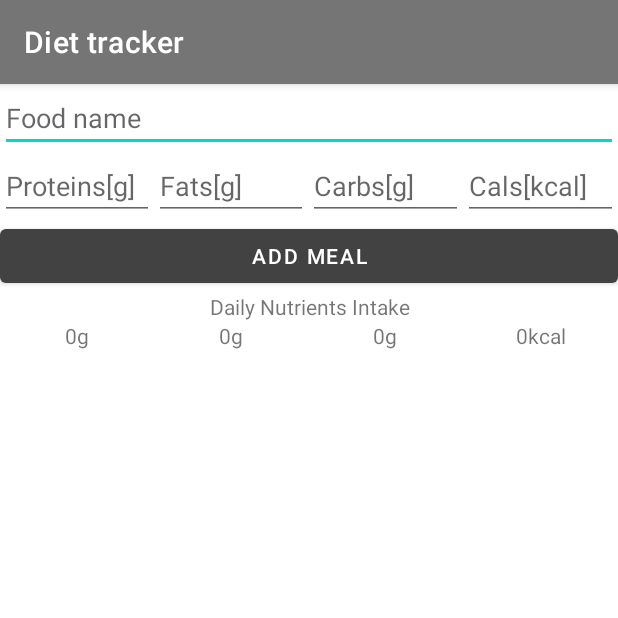
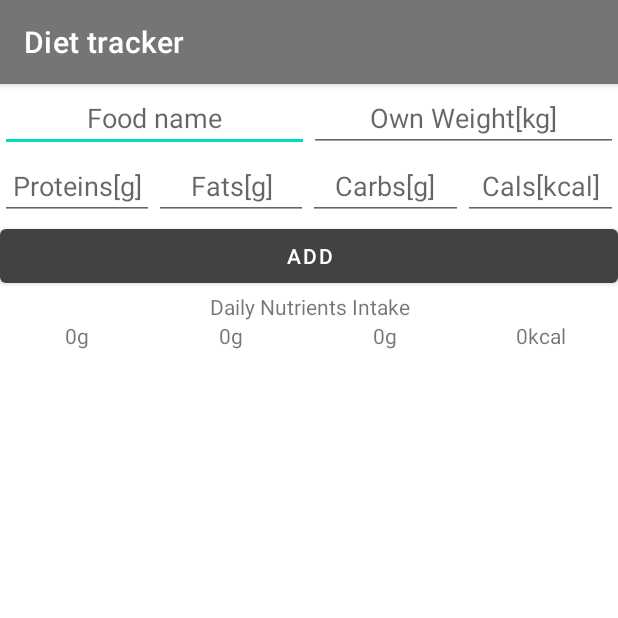
Before and after one commit to srdjankarlo/FitnessApp, an Android app: the DietActivity_0_1 screen opened directly, with no data from a screen before it, on a phone screen of 412 x 824 dp, the top half of it. Run offline under Robolectric (Android 15) with nearby library versions, the phone set to English and light mode, and no system bars; our stand-ins replace Room's generated code.

Commit message:
Add own weight in diet activity, changed menu item icon for activities

```diff
--- a/app/src/main/java/com/example/fitapp/DietActivity_0_1.java
+++ b/app/src/main/java/com/example/fitapp/DietActivity_0_1.java
@@ -2,7 +2,6 @@ package com.example.fitapp;
 
 import androidx.appcompat.app.ActionBar;
 import androidx.appcompat.app.AppCompatActivity;
-import androidx.lifecycle.LiveData;
 import androidx.lifecycle.Observer;
 import androidx.lifecycle.ViewModelProvider;
 import androidx.recyclerview.widget.LinearLayoutManager;
@@ -19,7 +18,6 @@ import android.widget.EditText;
 import android.widget.TextView;
 
 import java.text.SimpleDateFormat;
-import java.util.ArrayList;
 import java.util.Date;
 import java.util.List;
 import java.util.Locale;
@@ -80,28 +78,123 @@ public class DietActivity_0_1 extends AppCompatActivity implements DietInterface
         });
     }
 
+    /*
+    @Override
+    public boolean onCreateOptionsMenu(Menu menu) {
+        MenuInflater inflater = getMenuInflater();
+        inflater.inflate(R.menu.exercises_menu, menu);
+        return true;
+    }
+
+    @Override
+    public boolean onOptionsItemSelected(MenuItem item) {
+        // Handle item selection
+        switch (item.getItemId()) {
+            case R.id.ex_me_item1:
+                //ToDo: make database to store exercises and tidy this up a bit
+                if (Objects.equals(muscleGroupName, getString(R.string.chest_exercise))){
+                    muscleGroupItem = new ExercisesItem(R.drawable.chest, getString(R.string.chest_exercise), "Chest " + chest_exercise_counter);
+                    chest_exercises.add(muscleGroupItem);
+                    muscleGroupAdapter.setExercisesItems(chest_exercises);
+                    recyclerView.setAdapter(muscleGroupAdapter);
+                    recyclerView.setLayoutManager(new LinearLayoutManager(this));
+                    muscleGroupItems.add(muscleGroupItem);
+                    chest_exercise_counter += 1;
+                } else if (Objects.equals(muscleGroupName, getString(R.string.shoulders_exercise))) {
+                    muscleGroupItem = new ExercisesItem(R.drawable.shoulders, getString(R.string.shoulders_exercise), "Shoulders " + shoulder_exercise_counter);
+                    shoulder_exercises.add(muscleGroupItem);
+                    muscleGroupAdapter.setExercisesItems(shoulder_exercises);
+                    recyclerView.setAdapter(muscleGroupAdapter);
+                    recyclerView.setLayoutManager(new LinearLayoutManager(this));
+                    muscleGroupItems.add(muscleGroupItem);
+                    shoulder_exercise_counter += 1;
+                } else if (Objects.equals(muscleGroupName, getString(R.string.biceps_exercise))) {
+                    muscleGroupItem = new ExercisesItem(R.drawable.biceps, getString(R.string.biceps_exercise), "Biceps " + biceps_exercise_counter);
+                    biceps_exercises.add(muscleGroupItem);
+                    muscleGroupAdapter.setExercisesItems(biceps_exercises);
+                    recyclerView.setAdapter(muscleGroupAdapter);
+                    recyclerView.setLayoutManager(new LinearLayoutManager(this));
+                    muscleGroupItems.add(muscleGroupItem);
+                    biceps_exercise_counter += 1;
+                } else if (Objects.equals(muscleGroupName, getString(R.string.triceps_exercise))) {
+                    muscleGroupItem = new ExercisesItem(R.drawable.triceps, getString(R.string.triceps_exercise), "Triceps " + triceps_exercise_counter);
+                    triceps_exercises.add(muscleGroupItem);
+                    muscleGroupAdapter.setExercisesItems(triceps_exercises);
+                    recyclerView.setAdapter(muscleGroupAdapter);
+                    recyclerView.setLayoutManager(new LinearLayoutManager(this));
+                    muscleGroupItems.add(muscleGroupItem);
+                    triceps_exercise_counter += 1;
+                } else if (Objects.equals(muscleGroupName, getString(R.string.forearms_exercise))) {
+                    muscleGroupItem = new ExercisesItem(R.drawable.forearms, getString(R.string.forearms_exercise), "Forearms " + forearms_exercise_counter);
+                    forearms_exercises.add(muscleGroupItem);
+                    muscleGroupAdapter.setExercisesItems(forearms_exercises);
+                    recyclerView.setAdapter(muscleGroupAdapter);
+                    recyclerView.setLayoutManager(new LinearLayoutManager(this));
+                    muscleGroupItems.add(muscleGroupItem);
+                    forearms_exercise_counter += 1;
+                } else if (Objects.equals(muscleGroupName, getString(R.string.back_exercise))) {
+                    muscleGroupItem = new ExercisesItem(R.drawable.back, getString(R.string.back_exercise), "Back " + back_exercise_counter);
+                    back_exercises.add(muscleGroupItem);
+                    muscleGroupAdapter.setExercisesItems(back_exercises);
+                    recyclerView.setAdapter(muscleGroupAdapter);
+                    recyclerView.setLayoutManager(new LinearLayoutManager(this));
+                    muscleGroupItems.add(muscleGroupItem);
+                    back_exercise_counter += 1;
+                } else if (Objects.equals(muscleGroupName, getString(R.string.abs_exercise))) {
+                    muscleGroupItem = new ExercisesItem(R.drawable.abs, getString(R.string.abs_exercise), "Abs " + abs_exercise_counter);
+                    abs_exercises.add(muscleGroupItem);
+                    muscleGroupAdapter.setExercisesItems(abs_exercises);
+                    recyclerView.setAdapter(muscleGroupAdapter);
+                    recyclerView.setLayoutManager(new LinearLayoutManager(this));
+                    muscleGroupItems.add(muscleGroupItem);
+                    abs_exercise_counter += 1;
+                } else if (Objects.equals(muscleGroupName, getString(R.string.legs_exercise))) {
+                    muscleGroupItem = new ExercisesItem(R.drawable.legs, getString(R.string.legs_exercise), "Legs " + legs_exercise_counter);
+                    legs_exercises.add(muscleGroupItem);
+                    muscleGroupAdapter.setExercisesItems(legs_exercises);
+                    recyclerView.setAdapter(muscleGroupAdapter);
+                    recyclerView.setLayoutManager(new LinearLayoutManager(this));
+                    muscleGroupItems.add(muscleGroupItem);
+                    legs_exercise_counter += 1;
+                }
+
+
+                //Toast.makeText(this, "Settings clicked", Toast.LENGTH_SHORT).show();
+                //return true;
+
+            //case R.id.action_about:
+            //    Toast.makeText(this, "About clicked", Toast.LENGTH_SHORT).show();
+            //    return true;
+            default:
+                return super.onOptionsItemSelected(item);
+        }
+    }*/
+
     public void AddMeal(View view) {
 
         long current_date = System.currentTimeMillis();
-        EditText edit_name = findViewById(R.id.id_ac_di_EditText1);
-        EditText edit_proteins = findViewById(R.id.id_ac_di_EditText2);
-        EditText edit_fats = findViewById(R.id.id_ac_di_EditText3);
-        EditText edit_carbs = findViewById(R.id.id_ac_di_EditText4);
-        EditText edit_calories = findViewById(R.id.id_ac_di_EditText5);
+        EditText edit_name = findViewById(R.id.ac_di_EditTextFoodName);
+        EditText edit_own_weight = findViewById(R.id.ac_di_EditTextOwnWeight);
+        EditText edit_proteins = findViewById(R.id.ac_di_EditTextProteins);
+        EditText edit_fats = findViewById(R.id.ac_di_EditTextFats);
+        EditText edit_carbs = findViewById(R.id.ac_di_EditTextCarbs);
+        EditText edit_calories = findViewById(R.id.ac_di_EditTextCals);
 
         Editable editable_name = edit_name.getText();
+        Editable editable_ow = edit_own_weight.getText();
         Editable editable_proteins = edit_proteins.getText();
         Editable editable_fats = edit_fats.getText();
         Editable editable_carbs = edit_carbs.getText();
         Editable editable_calories = edit_calories.getText();
 
         String name_text = (TextUtils.isEmpty(editable_name.toString())) ? "None" : editable_name.toString();
+        int ow_text = (TextUtils.isEmpty(editable_ow.toString())) ? 0 : Integer.parseInt(editable_ow.toString());
         int proteins_text = (TextUtils.isEmpty(editable_proteins.toString())) ? 0 : Integer.parseInt(editable_proteins.toString());
         int fats_text = (TextUtils.isEmpty(editable_fats.toString())) ? 0 : Integer.parseInt(editable_fats.toString());
         int carbs_text = (TextUtils.isEmpty(editable_carbs.toString())) ? 0 : Integer.parseInt(editable_carbs.toString());
         int calories_text = (TextUtils.isEmpty(editable_calories.toString())) ? 0 : Integer.parseInt(editable_calories.toString());
 
-        DietItem new_item = new DietItem(current_date, name_text, proteins_text, fats_text, carbs_text, calories_text);
+        DietItem new_item = new DietItem(current_date, name_text, ow_text, proteins_text, fats_text, carbs_text, calories_text);
         dietViewModel.insert(new_item);
 
         edit_name.getText().clear();
@@ -135,10 +228,12 @@ public class DietActivity_0_1 extends AppCompatActivity implements DietInterface
         tvCarbs = findViewById(R.id.ac_di_TextViewCarbs);
         tvCals = findViewById(R.id.ac_di_TextViewCalories);
 
-        tvProteins.setText(String.valueOf(sumProteins) + "g");
-        tvFats.setText(String.valueOf(sumFats) + "g");
-        tvCarbs.setText(String.valueOf(sumCarbs) + "g");
-        tvCals.setText(String.valueOf(sumCals) + "kcal");
+        if(tvProteins != null && tvFats != null && tvCarbs != null && tvCals != null) {
+            tvProteins.setText(String.valueOf(sumProteins) + "g");
+            tvFats.setText(String.valueOf(sumFats) + "g");
+            tvCarbs.setText(String.valueOf(sumCarbs) + "g");
+            tvCals.setText(String.valueOf(sumCals) + "kcal");
+        }
     }
 
     @Override
--- /dev/null
+++ b/app/src/main/res/drawable/baseline_menu_24.xml
@@ -0,0 +1,5 @@
+<vector android:height="24dp" android:tint="#000000"
+    android:viewportHeight="24" android:viewportWidth="24"
+    android:width="24dp" xmlns:android="http://schemas.android.com/apk/res/android">
+    <path android:fillColor="@android:color/white" android:pathData="M3,18h18v-2L3,16v2zM3,13h18v-2L3,11v2zM3,6v2h18L21,6L3,6z"/>
+</vector>
--- a/app/src/main/res/layout/activity_diet.xml
+++ b/app/src/main/res/layout/activity_diet.xml
@@ -8,67 +8,89 @@
 
     <!--    // ToDo: add plot above recycler view-->
 
-    <EditText
-        app:layout_constraintTop_toTopOf="parent"
-        android:id="@+id/id_ac_di_EditText1"
+    <LinearLayout
         android:layout_width="match_parent"
         android:layout_height="wrap_content"
-        android:inputType="text"
-        android:hint="Food name"/>
+        android:id="@+id/ac_di_LinearLayout0"
+        app:layout_constraintTop_toTopOf="parent">
+
+        <EditText
+            android:id="@+id/ac_di_EditTextFoodName"
+            android:layout_width="0dp"
+            android:layout_weight="1"
+            android:gravity="center"
+            android:layout_height="wrap_content"
+            android:inputType="text"
+            android:hint="Food name"/>
+
+        <EditText
+            android:id="@+id/ac_di_EditTextOwnWeight"
+            android:layout_width="0dp"
+            android:layout_weight="1"
+            android:gravity="center"
+            android:layout_height="wrap_content"
+            android:inputType="numberSigned"
+            android:hint="Own Weight[kg]"/>
+
+    </LinearLayout>
 
     <LinearLayout
         android:id="@+id/ac_di_LinearLayout1"
         android:layout_width="match_parent"
         android:layout_height="wrap_content"
-        app:layout_constraintTop_toBottomOf="@id/id_ac_di_EditText1">
+        app:layout_constraintTop_toBottomOf="@id/ac_di_LinearLayout0">
 
         <EditText
-            android:id="@+id/id_ac_di_EditText2"
+            android:id="@+id/ac_di_EditTextProteins"
             android:layout_width="0dp"
             android:layout_height="wrap_content"
             android:hint="Proteins[g]"
             android:inputType="numberSigned"
-            android:layout_weight="1"/>
+            android:layout_weight="1"
+            android:gravity="center"/>
 
         <EditText
-            android:id="@+id/id_ac_di_EditText3"
+            android:id="@+id/ac_di_EditTextFats"
             android:layout_width="0dp"
             android:layout_height="wrap_content"
             android:hint="Fats[g]"
             android:inputType="numberSigned"
-            android:layout_weight="1"/>
+            android:layout_weight="1"
+            android:gravity="center"/>
 
         <EditText
-            android:id="@+id/id_ac_di_EditText4"
+            android:id="@+id/ac_di_EditTextCarbs"
             android:layout_width="0dp"
             android:layout_height="wrap_content"
             android:hint="Carbs[g]"
             android:inputType="numberSigned"
-            android:layout_weight="1"/>
+            android:layout_weight="1"
+            android:gravity="center"/>
 
         <EditText
-            android:id="@+id/id_ac_di_EditText5"
+            android:id="@+id/ac_di_EditTextCals"
             android:layout_width="0dp"
             android:layout_height="wrap_content"
             android:hint="Cals[kcal]"
             android:inputType="numberSigned"
-            android:layout_weight="1"/>
+            android:layout_weight="1"
+            android:gravity="center"/>
 
     </LinearLayout>
 
     <Button
-        android:id="@+id/ac_di_Button1"
+        android:id="@+id/ac_di_ButtonAdd"
         android:layout_width="match_parent"
         android:layout_height="wrap_content"
         app:layout_constraintTop_toBottomOf="@+id/ac_di_LinearLayout1"
-        android:text="Add Meal"
+        android:text="Add"
         android:onClick="AddMeal"/>
 
     <TextView
-        android:id="@+id/ac_di_TextView1"
+        android:id="@+id/ac_di_TextViewDailyNutrients"
         android:layout_width="match_parent"
         android:layout_height="wrap_content"
-        app:layout_constraintTop_toBottomOf="@+id/ac_di_Button1"
+        app:layout_constraintTop_toBottomOf="@+id/ac_di_ButtonAdd"
         android:text="Daily Nutrients Intake"
         android:gravity="center"/>
 
@@ -76,7 +98,7 @@
         android:id="@+id/ac_di_LinearLayout2"
         android:layout_width="match_parent"
         android:layout_height="wrap_content"
-        app:layout_constraintTop_toBottomOf="@+id/ac_di_TextView1"
+        app:layout_constraintTop_toBottomOf="@+id/ac_di_TextViewDailyNutrients"
         android:orientation="horizontal">
 
         <TextView
--- a/app/src/main/res/menu/exercises_menu.xml
+++ b/app/src/main/res/menu/exercises_menu.xml
@@ -1,8 +1,20 @@
 <?xml version="1.0" encoding="utf-8"?>
-<menu xmlns:android="http://schemas.android.com/apk/res/android">
+<menu xmlns:android="http://schemas.android.com/apk/res/android"
+    xmlns:app="http://schemas.android.com/apk/res-auto">
 
     <item
-        android:id="@+id/ex_me_item1"
-        android:title="Add Exercise"/>
+        app:showAsAction="ifRoom"
+        android:id="@+id/ex_me_item"
+        android:title=""
+        android:icon="@drawable/baseline_menu_24">
+        <menu>
+
+            <item android:id="@+id/ex_me_item1"
+                android:title="Add Exercise"
+                app:showAsAction="never"
+                android:icon="@drawable/weight"/>
+
+        </menu>
+    </item>
 
 </menu>
--- a/app/src/main/res/menu/main_menu.xml
+++ b/app/src/main/res/menu/main_menu.xml
@@ -6,7 +6,7 @@
         app:showAsAction="ifRoom"
         android:id="@+id/id_ma_me_item"
         android:title=""
-        android:icon="@drawable/baseline_more_vert_24">
+        android:icon="@drawable/baseline_menu_24">
         <menu>
             <item android:id="@+id/id_ma_me_item_exercises"
                 android:title="@string/menu_item_exercises"
```
Also changed, not shown: app/src/main/java/com/example/fitapp/DietAdapter.java (+5 -2 lines), app/src/main/java/com/example/fitapp/DietItem.java (+16 -7 lines), app/src/main/res/layout/diet_item.xml (+12 -4 lines).
